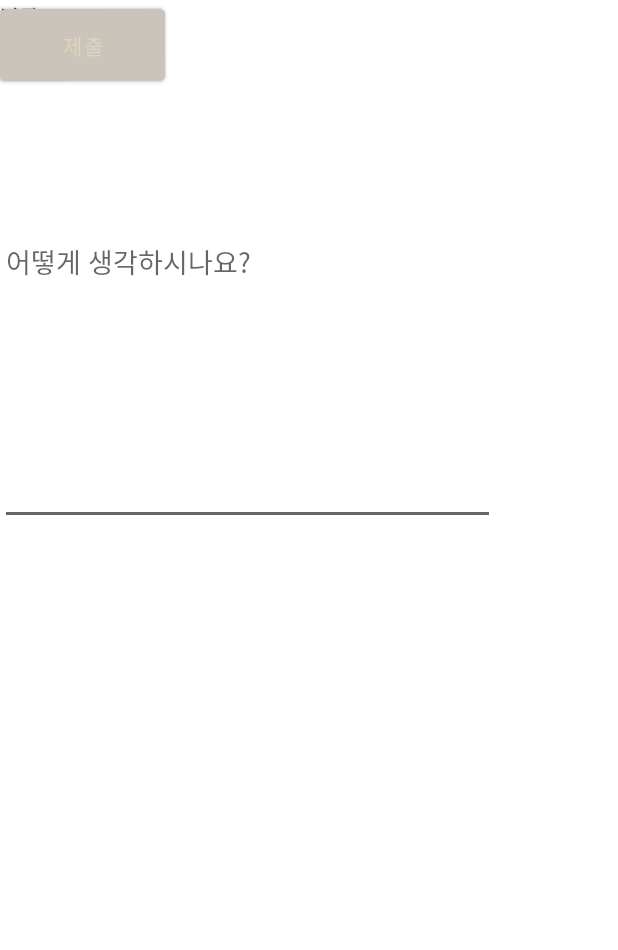
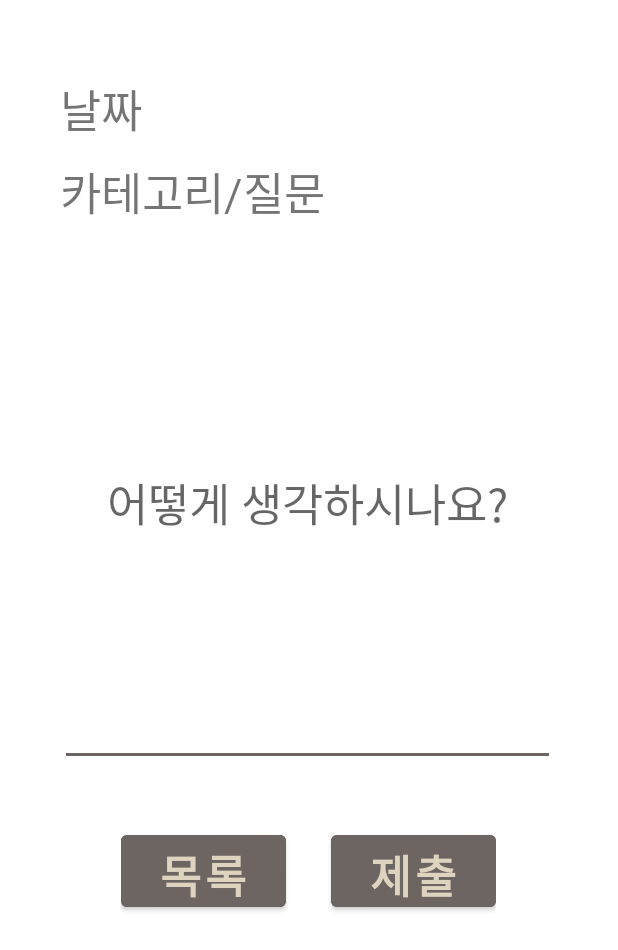
Before and after one commit to kim-geun/QNA, an Android app: the layout activity_daily_question.xml on its own in the app's theme, with its tools: preview values and no code run, on a phone screen of 412 x 824 dp. Shown: the top 950 px of the screen. Run offline under Robolectric (Android 15) with nearby library versions, the phone set to English and light mode, and no system bars.

Commit message:
1. DailyQuestion xml 완성 2. QuestionResult xml 대충 완성

```diff
--- a/app/src/main/res/layout/activity_daily_question.xml
+++ b/app/src/main/res/layout/activity_daily_question.xml
@@ -5,36 +5,73 @@
     xmlns:tools="http://schemas.android.com/tools"
     android:layout_width="match_parent"
     android:layout_height="match_parent"
-    tools:context=".DailyQuestionActivity">
+    tools:context=".DailyQuestionActivity"
+    android:paddingLeft="40dp"
+    >
 
     <TextView
         android:layout_width="wrap_content"
         android:layout_height="wrap_content"
         android:id="@+id/daily_question_date"
+        android:layout_marginTop="50dp"
+        android:fontFamily="@font/dovemayo"
+        android:textSize="30dp"
         android:text="날짜"/>
 
     <TextView
         android:layout_width="wrap_content"
         android:layout_height="wrap_content"
         android:id="@+id/daily_question_question"
-        android:text="질문"/>
+        android:layout_below="@+id/daily_question_date"
+        android:fontFamily="@font/dovemayo"
+        android:layout_marginTop="10dp"
+        android:textSize="30dp"
+        android:text="카테고리/질문"/>
 
     <EditText
         android:layout_width="330dp"
         android:layout_height="350dp"
         android:id="@+id/daily_question_answer"
-        android:hint="어떻게 생각하시나요?"/>
+        android:layout_below="@+id/daily_question_question"
+        android:layout_marginTop="10dp"
+        android:fontFamily="@font/dovemayo"
+        android:textSize="30dp"
+        android:hint="어떻게 생각하시나요?"
+        android:textAlignment="center"/>
+
+    <LinearLayout
+        android:layout_width="wrap_content"
+        android:layout_height="wrap_content"
+        android:orientation="horizontal"
+        android:layout_marginTop="40dp"
+        android:layout_below="@+id/daily_question_answer"
+        android:layout_centerHorizontal="true"
+        >
 
         <Button
             android:layout_width="110dp"
             android:layout_height="60dp"
             android:id="@+id/daily_question_toindex"
-        android:text="목록"/>
+            android:layout_below="@+id/daily_question_answer"
+            android:fontFamily="@font/dovemayo"
+            android:textSize="30dp"
+            android:backgroundTint="@color/dark"
+            android:text="목록"
+            android:textStyle="bold"/>
 
         <Button
             android:layout_width="110dp"
             android:layout_height="60dp"
             android:id="@+id/daily_question_submit"
-        android:text="제출"/>
+            android:layout_below="@+id/daily_question_answer"
+            android:layout_toRightOf="@+id/daily_question_toindex"
+            android:fontFamily="@font/dovemayo"
+            android:layout_marginLeft="30dp"
+            android:textSize="30dp"
+            android:backgroundTint="@color/dark"
+            android:text="제출"
+            android:textStyle="bold"/>
+
+    </LinearLayout>
 
 </RelativeLayout>
--- a/build.gradle
+++ b/build.gradle
@@ -7,7 +7,6 @@ buildscript {
     dependencies {
         classpath "com.android.tools.build:gradle:4.0.0"
         classpath 'com.google.gms:google-services:4.3.4'
-
         // NOTE: Do not place your application dependencies here; they belong
         // in the individual module build.gradle files
     }
```
Also changed, not shown: app/src/main/AndroidManifest.xml (+5 -5 lines), app/src/main/java/com/example/qna/DailyQuestionActivity.java (+23 -0 lines), app/src/main/res/drawable/arrow_next.xml (added, +10 -0 lines), app/src/main/res/drawable/next.xml (added, +10 -0 lines), app/src/main/res/layout/activity_question_result.xml (+59 -3 lines). Lines whose indentation alone changed are shown as unchanged.
